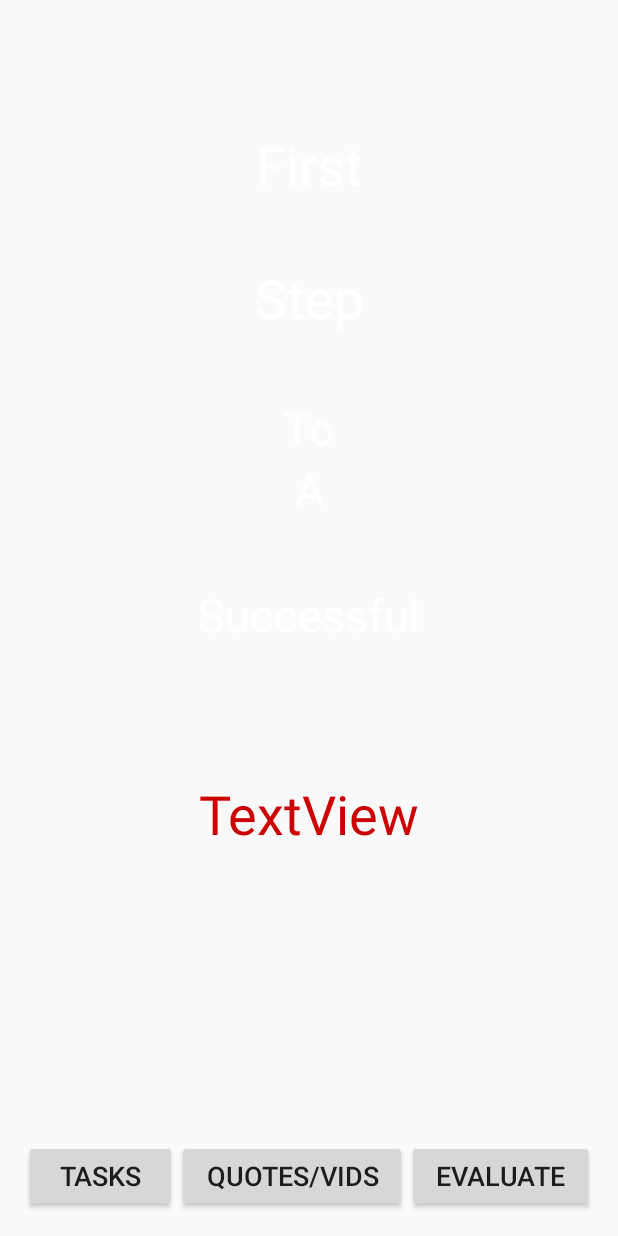
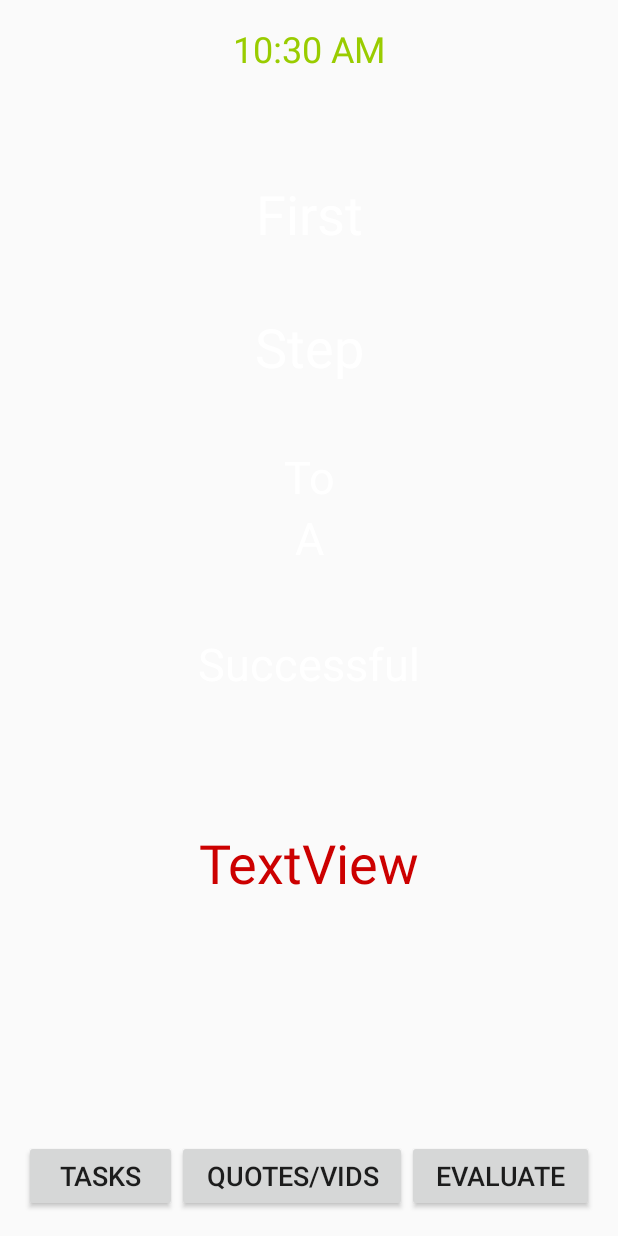
Before and after one commit to Sarthak-Patel/NewLyfe, an Android app: the layout content_main.xml on its own in the app's theme, with its tools: preview values and no code run, on a phone screen of 412 x 824 dp. Run offline under Robolectric (Android 15) with nearby library versions, the phone set to English and light mode, and no system bars.

Commit message:
Variable Text

```diff
--- a/app/src/main/res/layout/content_main.xml
+++ b/app/src/main/res/layout/content_main.xml
@@ -65,6 +65,15 @@
         android:layout_above="@+id/Step"
         android:layout_centerHorizontal="true"
         android:layout_marginBottom="36dp">
+
+        <TextClock
+            android:layout_width="match_parent"
+            android:layout_height="wrap_content"
+            android:id="@+id/textClock"
+            android:textAppearance="@style/TextAppearance.AppCompat"
+            android:textColor="@android:color/holo_green_light"
+            android:textSize="24sp"
+            android:textAlignment="center" />
 
         <TextView
             android:text="First"
```
Also changed, not shown: app/src/main/java/com/hackholyoke/skpatel/newlyfe/MainActivity.java (+4 -4 lines), app/src/main/res/layout/activity_main.xml (+0 -8 lines).
